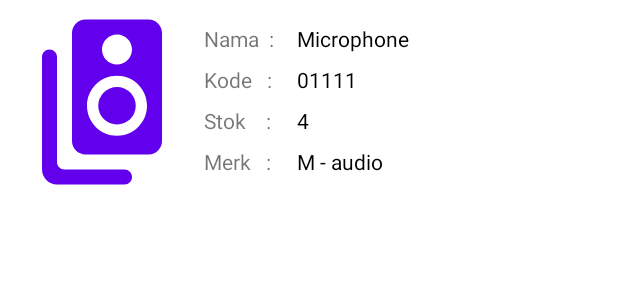
After one commit to dedeDR18/TheInventory, an Android app: the layout item_sound.xml on its own in the app's theme, with its tools: preview values and no code run, on a phone screen of 412 x 824 dp. The commit adds this screen. Shown: the top 300 px of the screen. Run offline under Robolectric (Android 15) with nearby library versions, the phone set to English and light mode, and no system bars.

Commit message:
show list sound

```diff
--- a/app/src/main/java/id/learn/android/theinventory/di/Module.kt
+++ b/app/src/main/java/id/learn/android/theinventory/di/Module.kt
@@ -7,6 +7,7 @@ import id.learn.android.theinventory.domain.repository.IAuthRepository
 import id.learn.android.theinventory.domain.usecase.Interactor
 import id.learn.android.theinventory.domain.usecase.Usecase
 import id.learn.android.theinventory.presentation.daftar.DaftarViewModel
+import id.learn.android.theinventory.presentation.databarang.DataBarangViewModel
 import id.learn.android.theinventory.presentation.login.LoginViewModel
 import id.learn.android.theinventory.presentation.main.MainViewModel
 import org.koin.android.viewmodel.dsl.viewModel
@@ -25,6 +26,7 @@ val viewModelModule = module {
     viewModel { DaftarViewModel(get()) }
     viewModel { LoginViewModel(get()) }
     viewModel { MainViewModel(get()) }
+    viewModel { DataBarangViewModel(get()) }
 }
 
 private fun provideAuthInstance(): FirebaseAuth {
--- a/app/src/main/java/id/learn/android/theinventory/domain/model/Barang.kt
+++ b/app/src/main/java/id/learn/android/theinventory/domain/model/Barang.kt
@@ -6,7 +6,7 @@ import kotlinx.parcelize.Parcelize
 @Parcelize
 data class Barang(
         val idBarang: Int,
-        val jmlStok: Int,
-        val kondisi: String,
-        val type: String
+        val namaBarang:String,
+        val stokBarang: Int,
+        val merkBarang: String
 ): Parcelable
--- a/app/src/main/java/id/learn/android/theinventory/domain/repository/IAuthRepository.kt
+++ b/app/src/main/java/id/learn/android/theinventory/domain/repository/IAuthRepository.kt
@@ -3,6 +3,7 @@ package id.learn.android.theinventory.domain.repository
 import androidx.lifecycle.LiveData
 import com.google.firebase.auth.AuthResult
 import id.learn.android.theinventory.data.firebase.Result
+import id.learn.android.theinventory.domain.model.Barang
 import id.learn.android.theinventory.domain.model.User
 import kotlinx.coroutines.flow.Flow
 
@@ -11,4 +12,5 @@ interface IAuthRepository {
     fun createUser(email: String, password: String, nama:String, nim:Int, kelas: String, noHp:String): LiveData<User>
     fun login(email: String, password: String): LiveData<User>
     fun logout():Boolean
+    fun fetchDataBarang(): LiveData<List<Barang>>
 }
--- a/app/src/main/java/id/learn/android/theinventory/domain/usecase/Interactor.kt
+++ b/app/src/main/java/id/learn/android/theinventory/domain/usecase/Interactor.kt
@@ -1,6 +1,7 @@
 package id.learn.android.theinventory.domain.usecase
 
 import androidx.lifecycle.LiveData
+import id.learn.android.theinventory.domain.model.Barang
 import id.learn.android.theinventory.domain.model.User
 import id.learn.android.theinventory.domain.repository.IAuthRepository
 
@@ -8,5 +9,6 @@ class Interactor (private val repository: IAuthRepository): Usecase{
     override fun doCreateUser(email: String, password: String, nama:String, nim:Int, kelas: String, noHp:String) = repository.createUser(email,password,nama,nim,kelas,noHp)
     override fun doLogin(email: String, password: String) = repository.login(email,password)
     override fun doLogout() = repository.logout()
+    override fun doGetDataBarang() = repository.fetchDataBarang()
 
 }
--- a/app/src/main/java/id/learn/android/theinventory/domain/usecase/Usecase.kt
+++ b/app/src/main/java/id/learn/android/theinventory/domain/usecase/Usecase.kt
@@ -1,10 +1,13 @@
 package id.learn.android.theinventory.domain.usecase
 
 import androidx.lifecycle.LiveData
+import id.learn.android.theinventory.domain.model.Barang
 import id.learn.android.theinventory.domain.model.User
 
 interface Usecase{
     fun doCreateUser(email:String, password:String, nama:String, nim:Int, kelas: String, noHp:String): LiveData<User>
     fun doLogin(email: String, password: String): LiveData<User>
     fun doLogout():Boolean
+
+    fun doGetDataBarang(): LiveData<List<Barang>>
 }
--- a/app/src/main/java/id/learn/android/theinventory/presentation/daftar/DaftarFragment.kt
+++ b/app/src/main/java/id/learn/android/theinventory/presentation/daftar/DaftarFragment.kt
@@ -149,7 +149,7 @@ class DaftarFragment : Fragment() {
             }
 
             override fun onTextChanged(nim: CharSequence?, p1: Int, p2: Int, p3: Int) {
-                if (nim!!.length > 8){
+                if (nim!!.length != 11){
                     isNimValid = false
                     binding.otfNim.error = "Periksa kembali NIM anda"
                     enableButtonLogin()
@@ -174,7 +174,7 @@ class DaftarFragment : Fragment() {
             }
 
             override fun onTextChanged(kelas: CharSequence?, p1: Int, p2: Int, p3: Int) {
-                if (kelas!!.length > 10){
+                if (kelas!!.length > 3){
                     isKelasValid = false
                     binding.otfKelas.error = "Periksa kembali kelas anda"
                     enableButtonLogin()
--- a/app/src/main/res/drawable/ic_barang.xml
+++ b/app/src/main/res/drawable/ic_barang.xml
@@ -3,7 +3,7 @@
     android:height="24dp"
     android:viewportWidth="24"
     android:viewportHeight="24"
-    android:tint="?attr/colorControlNormal">
+    android:tint="@color/purple_500">
   <path
       android:fillColor="@android:color/white"
       android:pathData="M18.2,1L9.8,1C8.81,1 8,1.81 8,2.8v14.4c0,0.99 0.81,1.79 1.8,1.79l8.4,0.01c0.99,0 1.8,-0.81 1.8,-1.8L20,2.8c0,-0.99 -0.81,-1.8 -1.8,-1.8zM14,3c1.1,0 2,0.89 2,2s-0.9,2 -2,2 -2,-0.89 -2,-2 0.9,-2 2,-2zM14,16.5c-2.21,0 -4,-1.79 -4,-4s1.79,-4 4,-4 4,1.79 4,4 -1.79,4 -4,4z"/>
--- /dev/null
+++ b/app/src/main/res/layout/item_sound.xml
@@ -0,0 +1,122 @@
+<?xml version="1.0" encoding="utf-8"?>
+<layout xmlns:android="http://schemas.android.com/apk/res/android"
+    xmlns:app="http://schemas.android.com/apk/res-auto"
+    xmlns:tools="http://schemas.android.com/tools">
+
+    <data>
+        <variable
+            name="barang"
+            type="id.learn.android.theinventory.domain.model.Barang" />
+    </data>
+
+    <androidx.constraintlayout.widget.ConstraintLayout
+        android:layout_width="match_parent"
+        android:layout_height="wrap_content">
+
+        <ImageView
+            android:id="@+id/img_sound"
+            android:layout_width="120dp"
+            android:layout_height="120dp"
+            android:layout_marginStart="8dp"
+            android:layout_marginTop="8dp"
+            android:layout_marginBottom="8dp"
+            android:src="@drawable/ic_barang"
+            app:layout_constraintBottom_toBottomOf="parent"
+            app:layout_constraintStart_toStartOf="parent"
+            app:layout_constraintTop_toTopOf="parent" />
+
+        <TextView
+            android:id="@+id/tv_hint_nama"
+            android:layout_width="wrap_content"
+            android:layout_height="wrap_content"
+            android:layout_marginStart="8dp"
+            android:layout_marginTop="16dp"
+            android:text="Nama  :"
+            app:layout_constraintStart_toEndOf="@+id/img_sound"
+            app:layout_constraintTop_toTopOf="parent" />
+
+        <TextView
+            android:id="@+id/tv_hint_kode"
+            android:layout_width="wrap_content"
+            android:layout_height="wrap_content"
+            android:layout_marginStart="8dp"
+            android:layout_marginTop="8dp"
+            android:text="Kode   :"
+            app:layout_constraintStart_toEndOf="@+id/img_sound"
+            app:layout_constraintTop_toBottomOf="@+id/tv_hint_nama" />
+
+        <TextView
+            android:id="@+id/tv_hint_stok"
+            android:layout_width="wrap_content"
+            android:layout_height="wrap_content"
+            android:layout_marginStart="8dp"
+            android:layout_marginTop="8dp"
+            android:text="Stok    :"
+            app:layout_constraintStart_toEndOf="@+id/img_sound"
+            app:layout_constraintTop_toBottomOf="@+id/tv_hint_kode" />
+
+        <TextView
+            android:id="@+id/tv_hint_merk"
+            android:layout_width="wrap_content"
+            android:layout_height="wrap_content"
+            android:layout_marginStart="8dp"
+            android:layout_marginTop="8dp"
+            android:text="Merk   :"
+            app:layout_constraintStart_toEndOf="@+id/img_sound"
+            app:layout_constraintTop_toBottomOf="@+id/tv_hint_stok" />
+
+        <androidx.constraintlayout.widget.Guideline
+            android:id="@+id/guideline2"
+            android:layout_width="wrap_content"
+            android:layout_height="wrap_content"
+            android:orientation="vertical"
+            app:layout_constraintGuide_percent="0.48" />
+
+        <TextView
+            android:id="@+id/tv_nama"
+            android:layout_width="wrap_content"
+            android:layout_height="wrap_content"
+            android:layout_marginTop="16dp"
+            android:textColor="@color/black"
+            android:text="@{barang.namaBarang}"
+            app:layout_constraintStart_toStartOf="@+id/guideline2"
+            app:layout_constraintTop_toTopOf="parent"
+            tools:text="Microphone" />
+
+        <TextView
+            android:id="@+id/tv_kode"
+            android:layout_width="wrap_content"
+            android:layout_height="wrap_content"
+            android:layout_marginTop="8dp"
+            android:text="@{String.valueOf(barang.idBarang)}"
+            android:textColor="@color/black"
+            app:layout_constraintStart_toStartOf="@+id/guideline2"
+            app:layout_constraintTop_toBottomOf="@+id/tv_nama"
+            tools:text="01111" />
+
+        <TextView
+            android:id="@+id/tv_stok"
+            android:layout_width="wrap_content"
+            android:layout_height="wrap_content"
+            android:layout_marginTop="8dp"
+            android:textColor="@color/black"
+            android:text="@{String.valueOf(barang.stokBarang)}"
+            app:layout_constraintStart_toStartOf="@+id/guideline2"
+            app:layout_constraintTop_toBottomOf="@+id/tv_kode"
+            tools:text="4" />
+
+        <TextView
+            android:id="@+id/tv_merk"
+            android:layout_width="wrap_content"
+            android:layout_height="wrap_content"
+            android:layout_marginTop="8dp"
+            android:text="@{barang.merkBarang}"
+            android:textColor="@color/black"
+            app:layout_constraintStart_toStartOf="@+id/guideline2"
+            app:layout_constraintTop_toBottomOf="@+id/tv_stok"
+            tools:text="M - audio" />
+
+
+    </androidx.constraintlayout.widget.ConstraintLayout>
+
+</layout>
```
Also changed, not shown: app/src/main/java/id/learn/android/theinventory/data/firebase/auth/AuthRepository.kt (+38 -1 lines), app/src/main/java/id/learn/android/theinventory/presentation/databarang/BarangAdapter.kt (added, +39 -0 lines), app/src/main/java/id/learn/android/theinventory/presentation/databarang/DataBarangFragment.kt (+28 -0 lines), app/src/main/java/id/learn/android/theinventory/presentation/databarang/DataBarangViewModel.kt (added, +15 -0 lines), app/src/main/res/drawable/ic_image.xml (added, +10 -0 lines), app/src/main/res/layout/fragment_data_barang.xml (+24 -0 lines).
